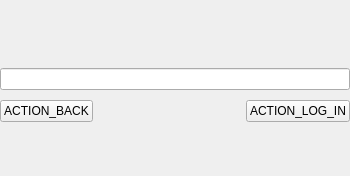
Before: the Qt Designer form guardata/client/gui/forms/login_password_input_widget.ui in bitlogik/guardata, drawn with Qt 5.
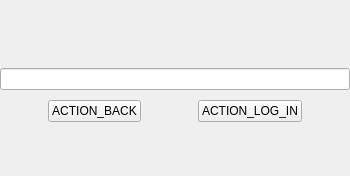
After: the same form once the commit is applied.

What changed in the file:
```diff
--- a/guardata/client/gui/forms/login_password_input_widget.ui
+++ b/guardata/client/gui/forms/login_password_input_widget.ui
@@ -73,6 +73,19 @@
      <property name="spacing">
       <number>10</number>
      </property>
+     <item>
+      <spacer name="horizontalSpacer_2">
+       <property name="orientation">
+        <enum>Qt::Horizontal</enum>
+       </property>
+       <property name="sizeHint" stdset="0">
+        <size>
+         <width>30</width>
+         <height>20</height>
+        </size>
+       </property>
+      </spacer>
+     </item>
      <item>
       <widget class="QPushButton" name="button_back">
        <property name="text">
@@ -100,6 +113,19 @@
        </property>
       </widget>
      </item>
+     <item>
+      <spacer name="horizontalSpacer_3">
+       <property name="orientation">
+        <enum>Qt::Horizontal</enum>
+       </property>
+       <property name="sizeHint" stdset="0">
+        <size>
+         <width>30</width>
+         <height>20</height>
+        </size>
+       </property>
+      </spacer>
+     </item>
     </layout>
    </item>
    <item>
```
